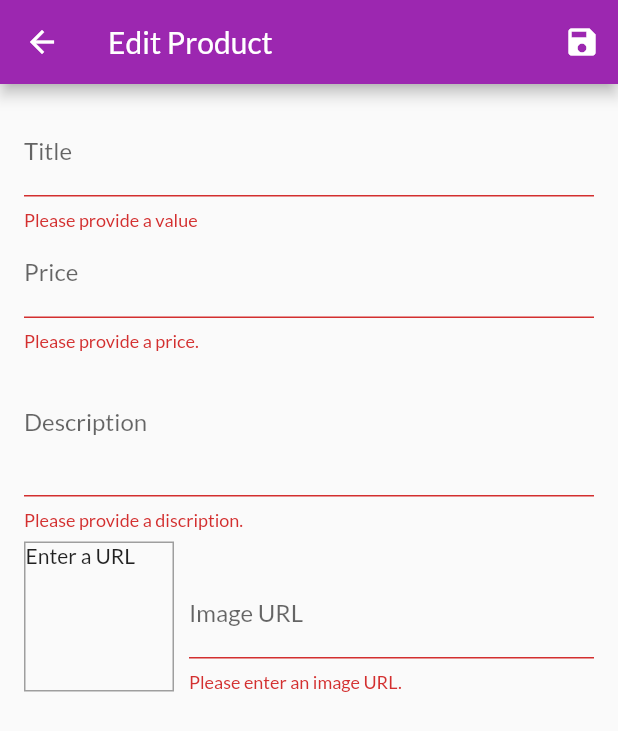
After one commit to ramagrawal2001/flutter_shop_app, a Flutter app: the EditProductScreen screen opened by its route, after a tap on the "save" icon, on a phone screen of 412 x 824 dp. The commit adds this screen. Shown: the top 731 px of the screen. Run offline on Flutter 3.47's test engine with Material 2 defaults, Android fonts, the phone set to English and light mode, and no system bars; network calls fail.

Commit message:
Added user inputs

```diff
--- a/lib/main.dart
+++ b/lib/main.dart
@@ -5,6 +5,8 @@ import './screens/products_overview_screen.dart';
 import './screens/product_detail_screen.dart';
 import './screens/cart_screen.dart';
 import './screens/orders_screen.dart';
+import './screens/user_products_screen.dart';
+import './screens/edit_product_screen.dart';
 import './providers/products.dart';
 import './providers/cart.dart';
 import './providers/orders.dart';
@@ -40,6 +42,8 @@ class MyApp extends StatelessWidget {
           ProductDetailScreen.routeName: (context) => ProductDetailScreen(),
           CartScreen.routeName: (context) => CartScreen(),
           OrdersScreen.routeName: (context) => OrdersScreen(),
+          UserProductsScreen.routeName: (context) => UserProductsScreen(),
+          EditProductScreen.routeName: (context) => EditProductScreen(),
         },
         debugShowCheckedModeBanner: false,
       ),
--- a/lib/providers/product.dart
+++ b/lib/providers/product.dart
@@ -6,7 +6,7 @@ class Product with ChangeNotifier {
   final String description;
   final double price;
   final String imageUrl;
-  bool isFavorite;
+  bool isFavorite=false;
   Product({
     @required this.id,
     @required this.title,
--- a/lib/providers/products.dart
+++ b/lib/providers/products.dart
@@ -69,8 +69,30 @@ class Products with ChangeNotifier {
   //   notifyListeners();
   // }
 
-  void addProduct() {
-    //_items.add();
+  void addProduct(Product p) {
+    final newProd = Product(
+      id: DateTime.now().toString(),
+      title: p.title,
+      description: p.description,
+      price: p.price,
+      imageUrl: p.imageUrl,
+    );
+    _items.add(newProd);
+    notifyListeners();
+  }
+
+  void updateProduct(String id, Product p) {
+    final prodIndex = _items.indexWhere((prod) => p.id == prod.id);
+    if (prodIndex >= 0) {
+      _items[prodIndex] = p;
+      notifyListeners();
+    } else {
+      print('...');
+    }
+  }
+
+  void deleteProduct(String id) {
+    _items.removeWhere((element) => id == element.id);
     notifyListeners();
   }
 }
--- /dev/null
+++ b/lib/screens/edit_product_screen.dart
@@ -0,0 +1,273 @@
+import 'package:flutter/material.dart';
+import 'package:provider/provider.dart';
+
+import '../providers/product.dart';
+import '../providers/products.dart';
+
+class EditProductScreen extends StatefulWidget {
+  static const routeName = '/edit-product';
+
+  @override
+  State<EditProductScreen> createState() => _EditProductScreenState();
+}
+
+class _EditProductScreenState extends State<EditProductScreen> {
+  final _priceFocusNode = FocusNode();
+  final _descriptionFocusNode = FocusNode();
+  final _imageUrlController = TextEditingController();
+  final _imageUrlFocusNode = FocusNode();
+  final _form = GlobalKey<FormState>();
+  var _edittedProduct = Product(
+    id: null,
+    title: '',
+    description: '',
+    price: 0,
+    imageUrl: '',
+  );
+  var _initValues = {
+    'title': '',
+    'description': '',
+    'price': '',
+    'imageUrl': '',
+  };
+  var _isInit = true;
+
+  @override
+  void initState() {
+    _imageUrlFocusNode.addListener(_updateImageUrl);
+    super.initState();
+  }
+
+  @override
+  void didChangeDependencies() {
+    if (_isInit) {
+      final productId = ModalRoute.of(context).settings.arguments as String;
+
+      if (productId != null) {
+        _edittedProduct =
+            Provider.of<Products>(context, listen: false).findById(productId);
+        _initValues = {
+          'title': _edittedProduct.title,
+          'description': _edittedProduct.description,
+          'price': _edittedProduct.price.toString(),
+          'imageUrl': '',
+        };
+        _imageUrlController.text = _edittedProduct.imageUrl;
+      }
+    }
+    _isInit = false;
+    super.didChangeDependencies();
+  }
+
+  @override
+  void dispose() {
+    _imageUrlFocusNode.removeListener(_updateImageUrl);
+    _priceFocusNode.dispose();
+    _descriptionFocusNode.dispose();
+    _imageUrlController.dispose();
+    _imageUrlFocusNode.dispose();
+    super.dispose();
+  }
+
+  void _updateImageUrl() {
+    if (!_imageUrlFocusNode.hasFocus) {
+      if ((!_imageUrlController.text.startsWith('http') &&
+              !_imageUrlController.text.startsWith('https')) ||
+          (!_imageUrlController.text.endsWith('.jpg') &&
+              !_imageUrlController.text.endsWith('.jpeg') &&
+              !_imageUrlController.text.endsWith('.png'))) {
+        return;
+      }
+      setState(() {});
+    }
+  }
+
+  void _SaveForm() {
+    final isValid = _form.currentState.validate();
+    if (!isValid) {
+      return;
+    }
+    _form.currentState.save();
+    if (_edittedProduct.id != null) {
+      Provider.of<Products>(context, listen: false).updateProduct(_edittedProduct.id, _edittedProduct);
+    } else {
+      Provider.of<Products>(context, listen: false).addProduct(_edittedProduct);
+    }
+    Navigator.of(context).pop();
+  }
+
+  @override
+  Widget build(BuildContext context) {
+    return Scaffold(
+      appBar: AppBar(
+        title: Text('Edit Product'),
+        actions: [
+          IconButton(
+            onPressed: () {
+              _SaveForm();
+            },
+            icon: Icon(Icons.save),
+          ),
+        ],
+      ),
+      body: Padding(
+        padding: const EdgeInsets.all(16.0),
+        child: Form(
+          key: _form,
+          child: ListView(
+            children: [
+              TextFormField(
+                initialValue: _initValues['title'],
+                decoration: InputDecoration(labelText: 'Title'),
+                textInputAction: TextInputAction.next,
+                validator: (value) {
+                  if (value.isEmpty) {
+                    return 'Please provide a value';
+                  }
+                  return null;
+                },
+                onFieldSubmitted: (_) {
+                  FocusScope.of(context).requestFocus(_priceFocusNode);
+                },
+                onSaved: (newValue) {
+                  _edittedProduct = Product(
+                    id: _edittedProduct.id,
+                    isFavorite: _edittedProduct.isFavorite,
+                    title: newValue,
+                    description: _edittedProduct.description,
+                    price: _edittedProduct.price,
+                    imageUrl: _edittedProduct.imageUrl,
+                  );
+                },
+              ),
+              TextFormField(
+                initialValue: _initValues['price'],
+                decoration: InputDecoration(labelText: 'Price'),
+                textInputAction: TextInputAction.next,
+                keyboardType: TextInputType.number,
+                focusNode: _priceFocusNode,
+                validator: (value) {
+                  if (value.isEmpty) {
+                    return 'Please provide a price.';
+                  }
+                  if (double.tryParse(value) == null) {
+                    return 'Please enter a valid number.';
+                  }
+                  if (double.parse(value) <= 0) {
+                    return 'Please enter a positive number';
+                  }
+                  return null;
+                },
+                onFieldSubmitted: (_) {
+                  FocusScope.of(context).requestFocus(_descriptionFocusNode);
+                },
+                onSaved: (newValue) {
+                  _edittedProduct = Product(
+
+                    title: _edittedProduct.title,
+                    description: _edittedProduct.description,
+                    price: double.parse(newValue),
+                    imageUrl: _edittedProduct.imageUrl,
+                    id: _edittedProduct.id,
+                    isFavorite: _edittedProduct.isFavorite,
+                  );
+                },
+              ),
+              TextFormField(
+                initialValue: _initValues['description'],
+                decoration: InputDecoration(labelText: 'Description'),
+                maxLines: 3,
+                keyboardType: TextInputType.multiline,
+                focusNode: _descriptionFocusNode,
+                validator: (value) {
+                  if (value.isEmpty) {
+                    return 'Please provide a discription.';
+                  }
+                  if (value.length < 10) {
+                    return 'Should be atleast 10 characters.';
+                  }
+                  return null;
+                },
+                onSaved: (newValue) {
+                  _edittedProduct = Product(
+                    id: _edittedProduct.id,
+                    isFavorite: _edittedProduct.isFavorite,
+                    title: _edittedProduct.title,
+                    description: newValue,
+                    price: _edittedProduct.price,
+                    imageUrl: _edittedProduct.imageUrl,
+                  );
+                },
+              ),
+              Row(
+                crossAxisAlignment: CrossAxisAlignment.end,
+                children: [
+                  Container(
+                    width: 100,
+                    height: 100,
+                    margin: EdgeInsets.only(
+                      top: 8,
+                      right: 10,
+                    ),
+                    decoration: BoxDecoration(
+                      border: Border.all(
+                        width: 1,
+                        color: Colors.grey,
+                      ),
+                    ),
+                    child: _imageUrlController.text.isEmpty
+                        ? Text('Enter a URL')
+                        : FittedBox(
+                            child: Image.network(
+                              _imageUrlController.text,
+                              fit: BoxFit.cover,
+                            ),
+                          ),
+                  ),
+                  Expanded(
+                    child: TextFormField(
+                      decoration: InputDecoration(labelText: 'Image URL'),
+                      keyboardType: TextInputType.url,
+                      textInputAction: TextInputAction.done,
+                      controller: _imageUrlController,
+                      onEditingComplete: () {
+                        setState(() {});
+                      },
+                      focusNode: _imageUrlFocusNode,
+                      validator: (value) {
+                        if (value.isEmpty) {
+                          return 'Please enter an image URL.';
+                        }
+                        if (!value.startsWith('http') &&
+                            !value.startsWith('https')) {
+                          return 'Please entere a valid URL.';
+                        }
+                        if (!value.endsWith('.jpg') &&
+                            !value.endsWith('.jpeg') &&
+                            !value.endsWith('.png')) {
+                          return 'Please entere a valid image URL.';
+                        }
+                        return null;
+                      },
+                      onSaved: (newValue) {
+                        _edittedProduct = Product(
+                          id: _edittedProduct.id,
+                    isFavorite: _edittedProduct.isFavorite,
+                          title: _edittedProduct.title,
+                          description: _edittedProduct.description,
+                          price: _edittedProduct.price,
+                          imageUrl: newValue,
+                        );
+                      },
+                      onFieldSubmitted: (_) => _SaveForm(),
+                    ),
+                  ),
+                ],
+              )
+            ],
+          ),
+        ),
+      ),
+    );
+  }
+}
--- a/lib/widgets/app_drawer.dart
+++ b/lib/widgets/app_drawer.dart
@@ -1,6 +1,8 @@
 import 'package:flutter/material.dart';
 
 import '../screens/orders_screen.dart';
+import '../screens/user_products_screen.dart';
+
 class AppDrawer extends StatelessWidget {
   const AppDrawer({Key key}) : super(key: key);
 
@@ -29,6 +31,14 @@ class AppDrawer extends StatelessWidget {
               Navigator.of(context).pushReplacementNamed(OrdersScreen.routeName);
             },
           ),
+          Divider(),
+          ListTile(
+            leading: Icon(Icons.edit),
+            title: Text('Manage Products'),
+            onTap: () {
+              Navigator.of(context).pushReplacementNamed(UserProductsScreen.routeName);
+            },
+          ),
         ],
       ),
     );
```
Also changed, not shown: lib/providers/cart.dart (+19 -0 lines), lib/screens/user_products_screen.dart (added, +46 -0 lines), lib/widgets/cart_item.dart (+25 -2 lines), lib/widgets/product_item.dart (+12 -0 lines), lib/widgets/user_product_item.dart (added, +49 -0 lines).
